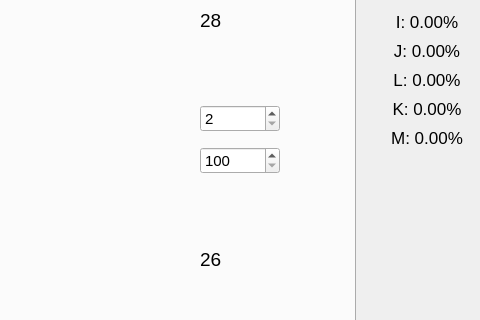
Old version of the form src/mainwindow.ui in the repository IgorMitiukliaev/CPP7_MLP; both pictures show x 275 to 755 and y 263 to 583 of the 1200 by 800 pixel window.
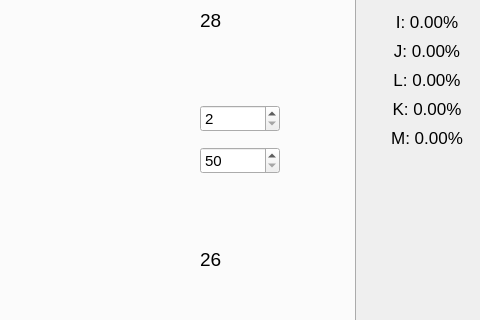
New version of the form. The open tabs and pages were chosen to show the change.

What changed in the file:
```diff
--- a/src/mainwindow.ui
+++ b/src/mainwindow.ui
@@ -285,7 +285,7 @@
             </font>
            </property>
            <property name="minimum">
-            <number>100</number>
+            <number>50</number>
            </property>
            <property name="maximum">
             <number>1000</number>
```
Left out of the diff: 28 changed lines with no effect on the pictures.
